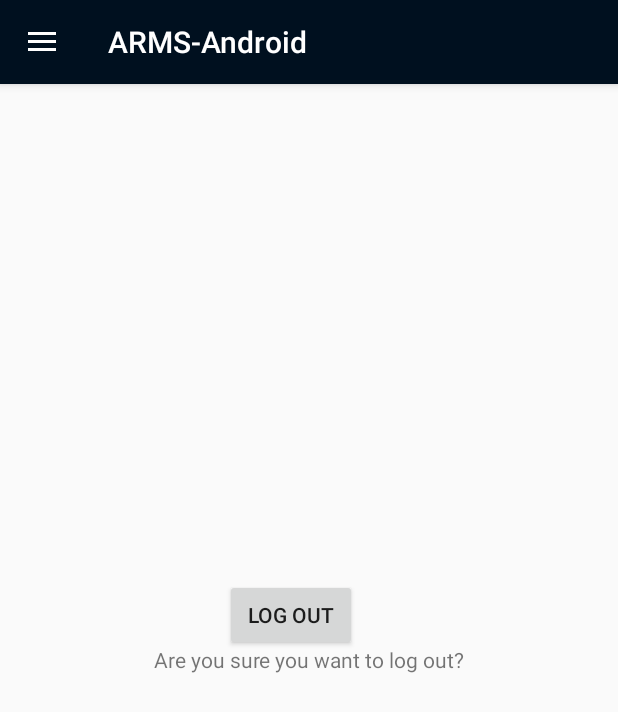
After one commit to saadshahbaz/neueda-project, an Android app: the fragment LogOutFragment placed in its activity, on a phone screen of 412 x 824 dp. The commit adds this screen. Shown: the top 712 px of the screen. Run offline under Robolectric (Android 15) with nearby library versions, the phone set to English and light mode, and no system bars.

Commit message:
finished login, logout and bills

```diff
--- /dev/null
+++ b/ARMS-Android/app/src/main/java/ca/mcgill/ecse321/arms/navigationdrawer/LogOutFragment.java
@@ -0,0 +1,43 @@
+package ca.mcgill.ecse321.arms.navigationdrawer;
+
+import android.content.Intent;
+import android.os.Bundle;
+import android.view.LayoutInflater;
+import android.view.View;
+import android.view.ViewGroup;
+import android.widget.Button;
+import android.widget.ListView;
+
+import androidx.annotation.Nullable;
+import androidx.fragment.app.Fragment;
+
+import ca.mcgill.ecse321.arms.ARMS;
+import ca.mcgill.ecse321.arms.R;
+import ca.mcgill.ecse321.arms.ui.login.LoginActivity;
+
+public class LogOutFragment extends Fragment {
+    private Button logoutButton;
+
+    @Override
+    public void onCreate(Bundle savedInstanceState) {
+        super.onCreate(savedInstanceState);
+
+    }
+    @Nullable
+    @Override
+    public View onCreateView(LayoutInflater inflater, @Nullable ViewGroup container, @Nullable Bundle savedInstanceState) {
+
+        //final Button logoutButton = getView().findViewById(R.id.logoutBtn);
+        View v= inflater.inflate(R.layout.fragment_logout, container, false);
+        logoutButton = v.findViewById(R.id.logoutBtn);
+        logoutButton.setOnClickListener(new View.OnClickListener() {
+            @Override
+            public void onClick(View v) {
+                ARMS.setCurrentuser("");
+                startActivity(new Intent(getActivity(), LoginActivity.class));
+            }
+        });
+        return v;
+    }
+
+}
--- a/ARMS-Android/app/src/main/java/ca/mcgill/ecse321/arms/navigationdrawer/MainActivity.java
+++ b/ARMS-Android/app/src/main/java/ca/mcgill/ecse321/arms/navigationdrawer/MainActivity.java
@@ -60,6 +60,11 @@ public class MainActivity extends AppCompatActivity implements NavigationView.On
                         new BillFragment()).commit();
                 break;
 
+            case R.id.logout:
+                getSupportFragmentManager().beginTransaction().replace(R.id.fragment_container,
+                        new LogOutFragment()).commit();
+                break;
+
         }
         drawer.closeDrawer(GravityCompat.START);
         return true;
--- /dev/null
+++ b/ARMS-Android/app/src/main/res/layout/fragment_logout.xml
@@ -0,0 +1,28 @@
+<?xml version="1.0" encoding="utf-8"?>
+<RelativeLayout xmlns:android="http://schemas.android.com/apk/res/android"
+    android:layout_width="match_parent"
+    android:layout_height="match_parent"
+    xmlns:app="http://schemas.android.com/apk/res-auto"
+    xmlns:tools="http://schemas.android.com/tools"
+    app:layout_behavior="@string/appbar_scrolling_view_behavior"
+    tools:context=".navigationdrawer.LogOutFragment"
+    tools:showIn="@layout/fragment_logout">
+
+    <TextView
+        android:layout_width="match_parent"
+        android:layout_height="match_parent"
+        android:text="Are you sure you want to log out?"
+        android:gravity="center"
+        android:layout_centerHorizontal="true"/>
+
+    <Button
+        android:id="@+id/logoutBtn"
+        android:layout_width="wrap_content"
+        android:layout_height="wrap_content"
+        android:layout_marginStart="150dp"
+        android:layout_marginTop="330dp"
+        android:layout_marginEnd="48dp"
+        android:layout_marginBottom="64dp"
+        android:enabled="true"
+        android:text="Log Out" />
+</RelativeLayout>
```
Also changed, not shown: ARMS-Android/app/src/main/java/ca/mcgill/ecse321/arms/ARMS.java (added, +12 -0 lines), ARMS-Android/app/src/main/java/ca/mcgill/ecse321/arms/navigationdrawer/BillFragment.java (+38 -20 lines), ARMS-Android/app/src/main/java/ca/mcgill/ecse321/arms/ui/login/LoginActivity.java (+7 -2 lines), ARMS-Android/app/src/main/res/layout/fragment_payment.xml (+22 -7 lines).
